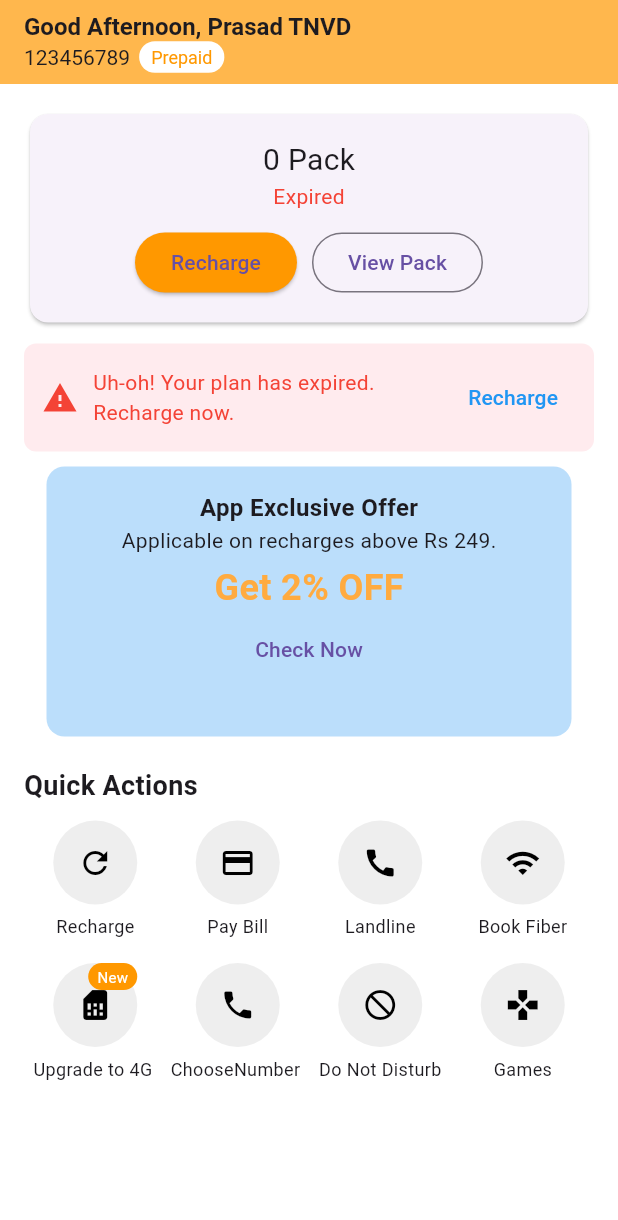
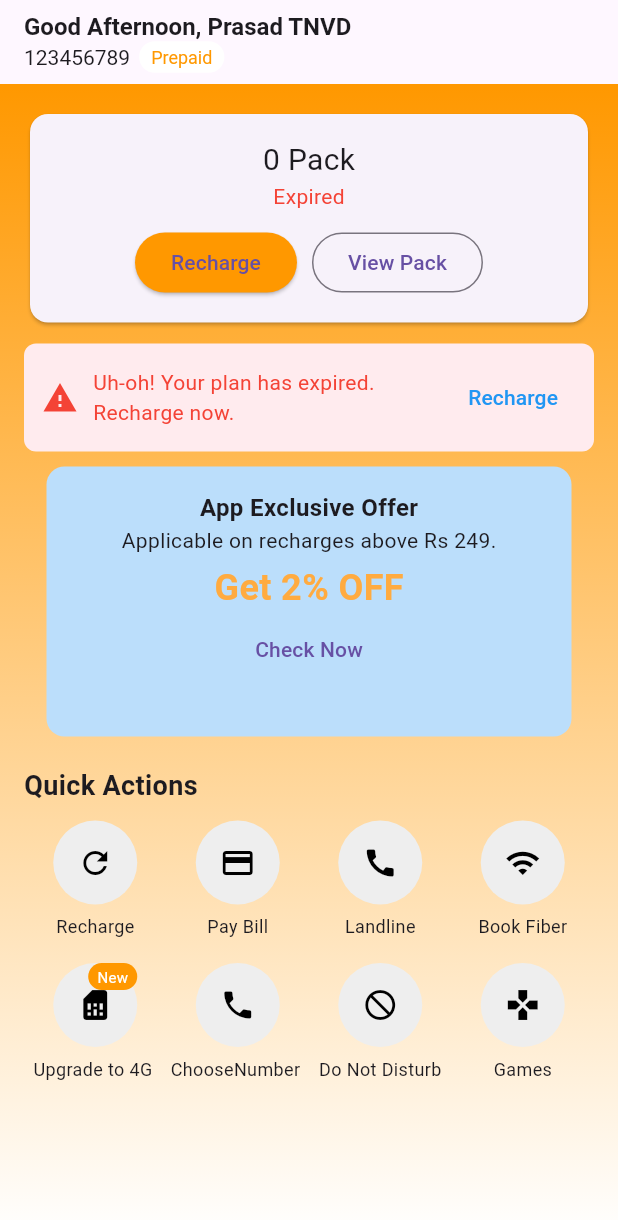
Before and after one commit to Skshahidshariff/BSNL, a Flutter app: the screen it shows after launch, on a phone screen of 412 x 824 dp. Shown: the top 1220 px of the screen. Run offline on Flutter 3.47's test engine with Material 3 defaults, Android fonts, the phone set to English and light mode, and no system bars.

Commit message:
Add files via upload

```diff
--- a/lib/main.dart
+++ b/lib/main.dart
@@ -20,7 +20,7 @@ class HomeScreen extends StatelessWidget {
     return Scaffold(
       backgroundColor: Colors.white,
       appBar: AppBar(
-        backgroundColor: Colors.orange.shade300,
+       // backgroundColor: ,
         elevation: 0,
         title: Column(
           crossAxisAlignment: CrossAxisAlignment.start,
@@ -45,7 +45,11 @@ class HomeScreen extends StatelessWidget {
           ],
         ),
       ),
-      body: SingleChildScrollView(
+      body: Container(
+        height:MediaQuery.sizeOf(context).height*1,
+        width: MediaQuery.sizeOf(context).width*1,
+        decoration: BoxDecoration(gradient: LinearGradient(begin: Alignment.topCenter,end: Alignment.bottomCenter,colors: [Colors.orange,Colors.white])),
+        child: SingleChildScrollView(
           child: Padding(
             padding: EdgeInsets.all(16),
             child: Column(
@@ -160,6 +164,7 @@ class HomeScreen extends StatelessWidget {
             ),
           ),
         ),
+      ),
     );
   }
 
```
Lines whose indentation alone changed are shown as unchanged.
